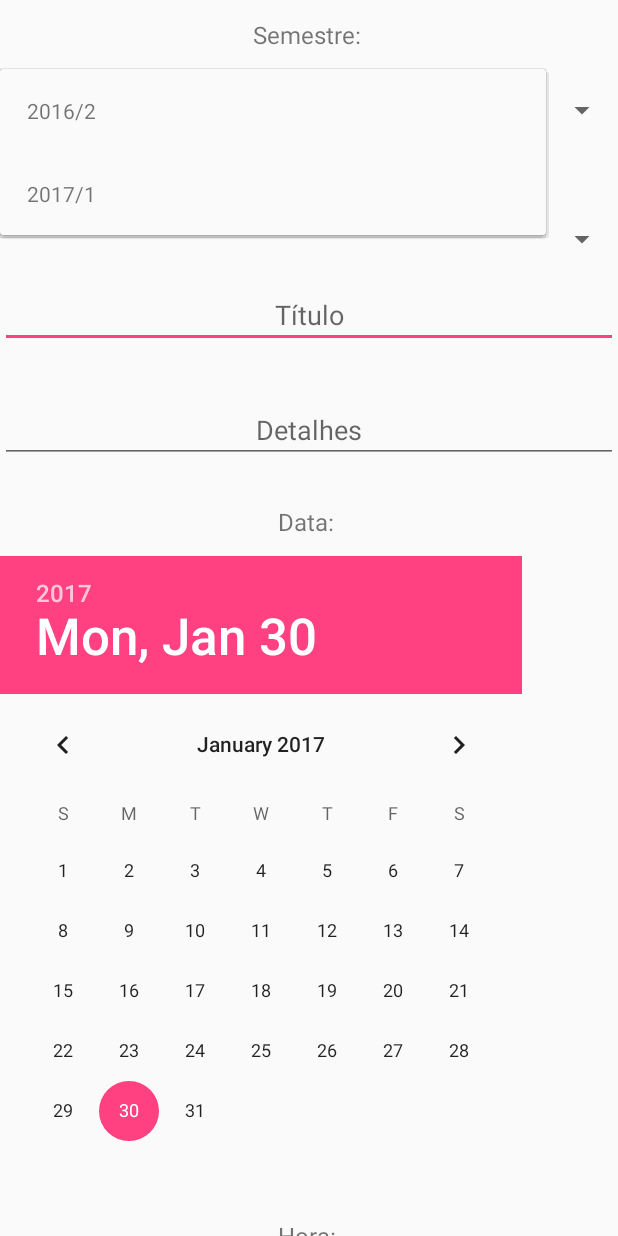
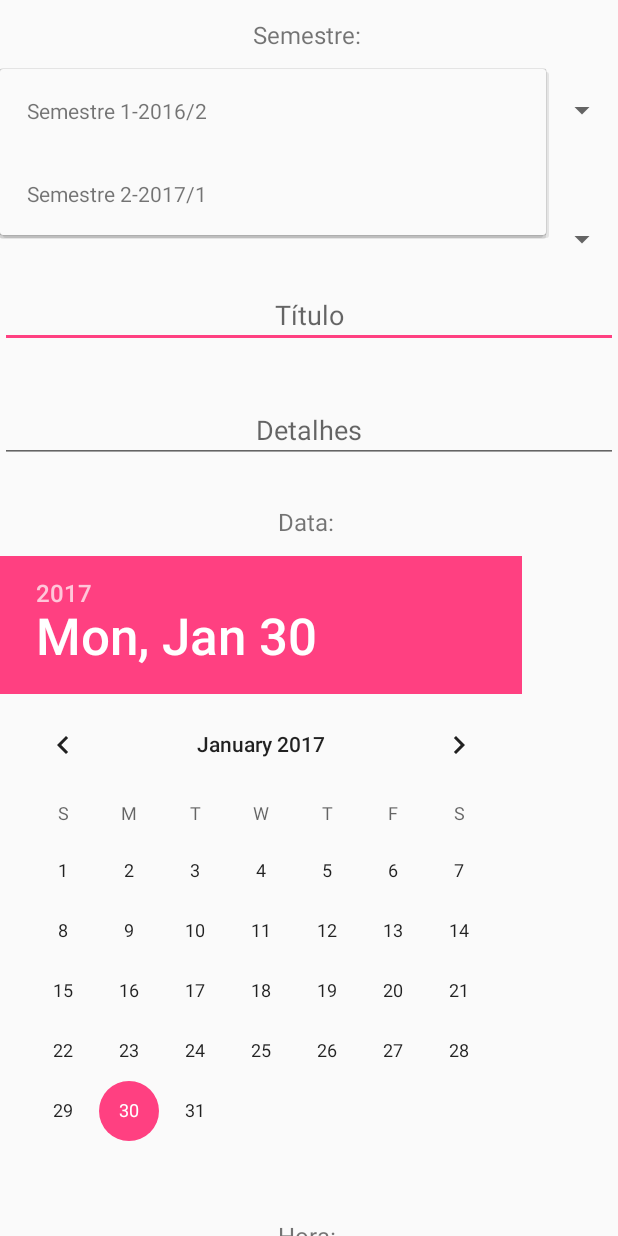
Before and after one commit to hguarnieri/mds-gerenciador, an Android app: the AddAssignmentActivity screen opened directly, with no data from a screen before it, after a tap on an icon or button, on a phone screen of 412 x 824 dp. Run offline under Robolectric (Android 15) with nearby library versions, the phone set to English and light mode, and no system bars.

Commit message:
minor changes

```diff
--- a/app/src/main/java/br/ufscar/mds/gerenciador/AddCourseActivity.java
+++ b/app/src/main/java/br/ufscar/mds/gerenciador/AddCourseActivity.java
@@ -69,7 +69,7 @@ public class AddCourseActivity extends Activity {
 
         List<String> foos = new ArrayList<String>();
         for (Semestre obj : semesters) {
-            foos.add(obj.getNome());
+            foos.add(obj.getNome()+ " " + obj.getAno() + "/" + obj.getPeriodo());
         }
         ArrayAdapter spinnerArrayAdpter =  new ArrayAdapter(this, R.layout.support_simple_spinner_dropdown_item, foos);
         mCourseSemesterId.setAdapter(spinnerArrayAdpter);
--- a/app/src/main/java/br/ufscar/mds/gerenciador/utils/SemesterArrayAdapter.java
+++ b/app/src/main/java/br/ufscar/mds/gerenciador/utils/SemesterArrayAdapter.java
@@ -31,7 +31,7 @@ public class SemesterArrayAdapter extends ArrayAdapter<Semestre> {
 
         TextView tvName = (TextView) rowView.findViewById(R.id.semester_adapter_name);
 
-        tvName.setText(semester.getAno() + "/" + semester.getPeriodo());
+        tvName.setText(semester.getNome() + "-" + semester.getAno() + "/" + semester.getPeriodo());
 
         return rowView;
     }
```
